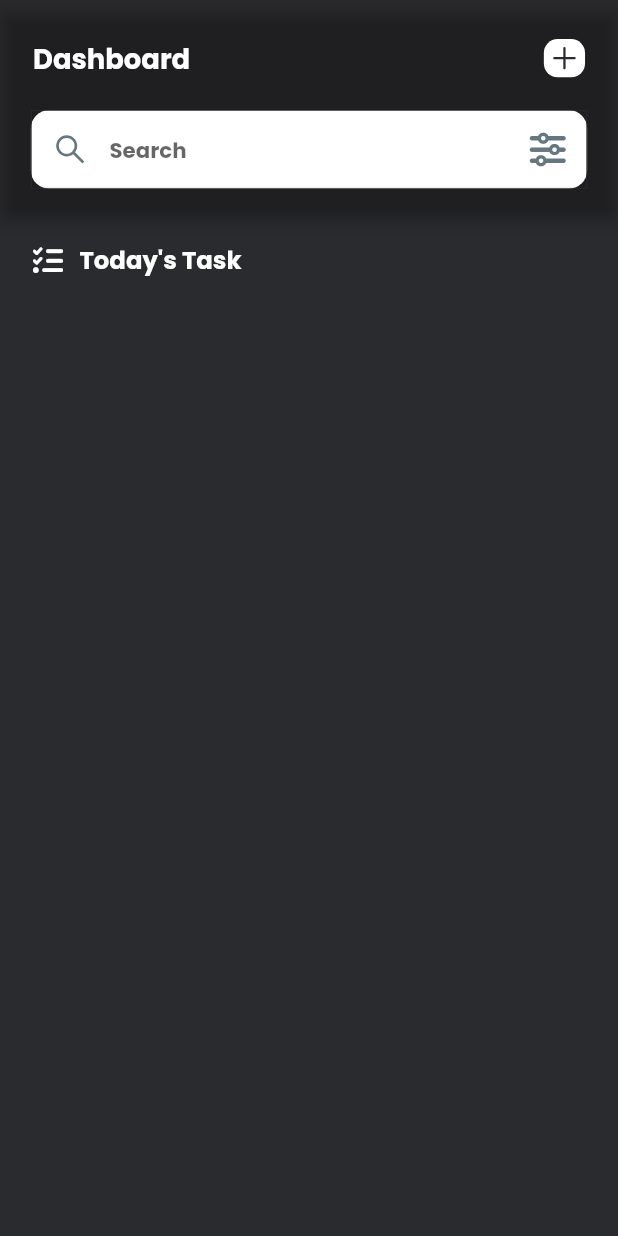
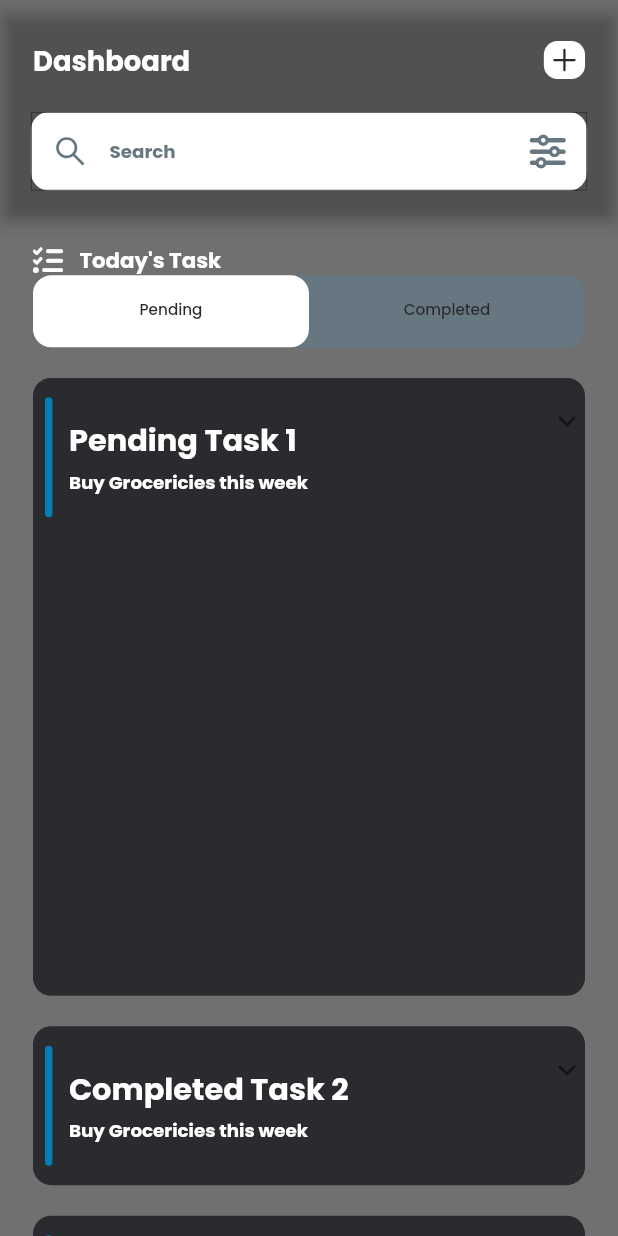
Before and after one commit to BabishShrestha/todo_bloc, a Flutter app: the screen it shows after launch, on a phone screen of 412 x 824 dp. Run offline on Flutter 3.47's test engine with Material 2 defaults, Android fonts, the phone set to English and light mode, and no system bars; our stand-ins replace country_picker, flutter_screenutil, flutter_vector_icons, google_fonts, hooks_riverpod, ionicons and 2 more.

Commit message:
updated home page with tabbar and tab bar view. Added custom expansion tile for todo

```diff
--- a/lib/core/utils/extensions.dart
+++ b/lib/core/utils/extensions.dart
@@ -1,4 +1,3 @@
-import 'package:flutter/material.dart';
 
 // extension NumberExtension on num {
 //   SizedBox get heightSpacer => SizedBox(height: roundToDouble());
--- /dev/null
+++ b/lib/core/widgets/core_widgets.dart
@@ -0,0 +1,5 @@
+export 'app_style.dart';
+export 'custom_otn_btn.dart';
+export 'custom_textfield.dart';
+export 'reusable_text.dart';
+export 'spacer.dart';
--- a/lib/features/todo/pages/homepage.dart
+++ b/lib/features/todo/pages/homepage.dart
@@ -1,13 +1,16 @@
+import 'dart:developer';
+
 import 'package:flutter/material.dart';
+import '../../../core/widgets/core_widgets.dart';
+
 import 'package:flutter_screenutil/flutter_screenutil.dart';
 import 'package:flutter_vector_icons/flutter_vector_icons.dart';
 import 'package:hooks_riverpod/hooks_riverpod.dart';
-import 'package:todo_riverpod/core/widgets/app_style.dart';
-import 'package:todo_riverpod/core/widgets/custom_textfield.dart';
-import 'package:todo_riverpod/core/widgets/reusable_text.dart';
 
 import '../../../core/utils/constants.dart';
-import '../../../core/widgets/spacer.dart';
+
+import '../widgets/custom_expansion_tile.dart';
+import '../widgets/todo_tile.dart';
 
 class HomePage extends ConsumerStatefulWidget {
   const HomePage({super.key});
@@ -16,18 +19,21 @@ class HomePage extends ConsumerStatefulWidget {
   ConsumerState<HomePage> createState() => _HomePageState();
 }
 
-class _HomePageState extends ConsumerState<HomePage>  with TickerProviderStateMixin{
+class _HomePageState extends ConsumerState<HomePage>
+    with TickerProviderStateMixin {
   final TextEditingController searchController = TextEditingController();
-  late final TabController tabController = TabController(length: 2, vsync: this);
+  late final TabController tabController =
+      TabController(length: 2, vsync: this);
 
   @override
   Widget build(BuildContext context) {
     return Scaffold(
+        backgroundColor: AppConst.kGreyDk,
         appBar: AppBar(
           backgroundColor: Colors.transparent,
           automaticallyImplyLeading: false,
           bottom: PreferredSize(
-            preferredSize: const Size.fromHeight(85),
+            preferredSize: Size.fromHeight(85.h),
             child: Column(
               children: [
                 Padding(
@@ -60,6 +66,8 @@ class _HomePageState extends ConsumerState<HomePage>  with TickerProviderStateMi
                 const HeightSpacer(spaceHeight: 20),
                 CustomTextFormField(
                     hintText: 'Search',
+                    hintStyle:
+                        appStyle(12, AppConst.kGreyLight, FontWeight.bold),
                     controller: searchController,
                     prefixIcon: Container(
                       padding: EdgeInsets.all(14.h),
@@ -83,12 +91,14 @@ class _HomePageState extends ConsumerState<HomePage>  with TickerProviderStateMi
           ),
         ),
         body: SafeArea(
-          child: Padding(
+          child: Container(
+            // height: AppConst.kHeight * 0.5,
             padding: EdgeInsets.symmetric(horizontal: 20.w),
             child: ListView(
               children: [
                 const HeightSpacer(spaceHeight: 20),
                 Row(
+                  crossAxisAlignment: CrossAxisAlignment.center,
                   children: [
                     const Icon(
                       FontAwesome.tasks,
@@ -98,11 +108,91 @@ class _HomePageState extends ConsumerState<HomePage>  with TickerProviderStateMi
                     const WidthSpacer(spaceWidth: 10),
                     ReusableText(
                       text: "Today's Task",
-                      style: appStyle(16, AppConst.kLight, FontWeight.bold),
-
+                      style: appStyle(14, AppConst.kLight, FontWeight.bold),
                     ),
                   ],
-                )
+                ),
+                Container(
+                  decoration: BoxDecoration(
+                    color: AppConst.kGreyLight,
+                    borderRadius: BorderRadius.all(
+                      Radius.circular(AppConst.kRadius),
+                    ),
+                  ),
+                  child: TabBar(
+                      controller: tabController,
+                      labelPadding: EdgeInsets.zero,
+                      labelColor: AppConst.kBkDark,
+                      labelStyle:
+                          appStyle(14, AppConst.kBkDark, FontWeight.bold),
+                      unselectedLabelColor: AppConst.kLight,
+                      indicator: BoxDecoration(
+                        color: AppConst.kLight,
+                        borderRadius: BorderRadius.all(
+                          Radius.circular(AppConst.kRadius),
+                        ),
+                      ),
+                      // indicatorColor: AppConst.kBkDark,
+                      tabs: [
+                        Tab(
+                          child: SizedBox(
+                            width: AppConst.kWidth * 0.5,
+                            child: Center(
+                              child: ReusableText(
+                                text: 'Pending',
+                                style: appStyle(
+                                    10, AppConst.kBkDark, FontWeight.w500),
+                              ),
+                            ),
+                          ),
+                        ),
+                        Tab(
+                          child: SizedBox(
+                            width: AppConst.kWidth * 0.5,
+                            child: Center(
+                              child: ReusableText(
+                                text: 'Completed',
+                                style: appStyle(
+                                    10, AppConst.kBkDark, FontWeight.w500),
+                              ),
+                            ),
+                          ),
+                        ),
+                      ]),
+                ),
+                const HeightSpacer(spaceHeight: 20),
+                SizedBox(
+                  height: AppConst.kHeight * 0.5,
+                  child: TabBarView(
+                      physics: const NeverScrollableScrollPhysics(),
+                      controller: tabController,
+                      children: [
+                        CustomExpansionTile(
+                          title: 'Pending Task 1',
+                          subtitle: 'Buy Grocericies this week',
+                          onTrailingIconPressed: () {
+                            log('Pending Task ');
+                          },
+                          children: const [],
+                        ),
+                        const CustomExpansionTile(
+                    title: 'Completed Task 2',
+                    subtitle: 'Buy Grocericies this week',
+                    children: []),
+                        // Expanded(child: const TodoTile()),
+                      ]),
+                ),
+
+                const HeightSpacer(spaceHeight: 20),
+                const CustomExpansionTile(
+                    title: 'Completed Task 2',
+                    subtitle: 'Buy Grocericies this week',
+                    children: []),
+                const HeightSpacer(spaceHeight: 20),
+                const CustomExpansionTile(
+                    title: 'Completed Task 2',
+                    subtitle: 'Buy Grocericies this week',
+                    children: []),
               ],
             ),
           ),
--- /dev/null
+++ b/lib/features/todo/widgets/button_title.dart
@@ -0,0 +1,68 @@
+import 'package:flutter/material.dart';
+import 'package:hooks_riverpod/hooks_riverpod.dart';
+import 'package:todo_riverpod/core/widgets/spacer.dart';
+
+import '../../../core/utils/constants.dart';
+import '../../../core/widgets/app_style.dart';
+import '../../../core/widgets/reusable_text.dart';
+
+class ButtonTitle extends StatelessWidget {
+  const ButtonTitle({
+    super.key,
+    required this.title,
+    required this.subtitle,
+    required this.leadingColor,
+  });
+
+  final String title;
+  final String subtitle;
+  final Color leadingColor;
+
+  @override
+  Widget build(BuildContext context) {
+    return Container(
+      width: AppConst.kWidth,
+      // height: AppConst.kHeight * 0.3,
+
+      padding: const EdgeInsets.all(8),
+      // height: 50.h,
+
+      child: Row(
+        mainAxisAlignment: MainAxisAlignment.start,
+        children: [
+          Consumer(
+            builder: (context, ref, child) {
+              return Container(
+                height: 80,
+                width: 5,
+                decoration: BoxDecoration(
+                  color: AppConst.kBlueLight,
+                  borderRadius: BorderRadius.all(
+                    Radius.circular(AppConst.kRadius),
+                  ),
+                ),
+              );
+            },
+          ),
+          const WidthSpacer(spaceWidth: 10),
+
+          //Title and subtitle
+          Column(
+            crossAxisAlignment: CrossAxisAlignment.start,
+            children: [
+              ReusableText(
+                text: title,
+                style: appStyle(20, AppConst.kLight, FontWeight.bold),
+              ),
+              const HeightSpacer(spaceHeight: 4),
+              ReusableText(
+                text: subtitle,
+                style: appStyle(12, AppConst.kLight, FontWeight.bold),
+              ),
+            ],
+          ),
+        ],
+      ),
+    );
+  }
+}
--- /dev/null
+++ b/lib/features/todo/widgets/custom_expansion_tile.dart
@@ -0,0 +1,56 @@
+import 'package:flutter/material.dart';
+import 'package:todo_riverpod/features/todo/widgets/button_title.dart';
+
+import '../../../core/utils/constants.dart';
+
+class CustomExpansionTile extends StatelessWidget {
+  final String title;
+  final String subtitle;
+  final List<Widget> children;
+  final Function(bool)? onExpansionChanged;
+
+  final Function()? onTrailingIconPressed;
+
+  final Widget? trailing;
+  const CustomExpansionTile({
+    super.key,
+    required this.title,
+    required this.subtitle,
+    this.onTrailingIconPressed,
+    required this.children,
+    this.trailing,
+    this.onExpansionChanged,
+  });
+
+  @override
+  Widget build(BuildContext context) {
+    return Container(
+      width: AppConst.kWidth,
+      decoration: BoxDecoration(
+        color: AppConst.kBkDark,
+        borderRadius: BorderRadius.circular(AppConst.kRadius),
+      ),
+      child: Theme(
+        data: Theme.of(context).copyWith(
+          dividerColor: Colors.transparent,
+
+          // unselectedWidgetColor: AppConst.kLight,
+        ),
+        child: ExpansionTile(
+          // title: Text('sada'),
+          title: ButtonTitle(
+            title: title,
+            subtitle: subtitle,
+            leadingColor: AppConst.kBlueLight,
+          ),
+          childrenPadding: EdgeInsets.zero,
+          tilePadding: EdgeInsets.zero,
+          onExpansionChanged: onExpansionChanged,
+          controlAffinity: ListTileControlAffinity.trailing,
+          trailing: trailing,
+          children: children,
+        ),
+      ),
+    );
+  }
+}
--- /dev/null
+++ b/lib/features/todo/widgets/todo_tile.dart
@@ -0,0 +1,43 @@
+import 'package:flutter/material.dart';
+import 'package:flutter_screenutil/flutter_screenutil.dart';
+import 'package:todo_riverpod/features/todo/widgets/custom_expansion_tile.dart';
+
+import '../../../core/utils/constants.dart';
+
+class TodoTile extends StatelessWidget {
+  // final String title;
+  // final String subtitle;
+
+  const TodoTile({super.key, });
+
+  @override
+  Widget build(BuildContext context) {
+    return SizedBox(
+      width: AppConst.kWidth * 0.3,
+      child: Row(
+        crossAxisAlignment: CrossAxisAlignment.start,
+        children: [
+          Container(
+            width: 5.w,
+            height: 50.h,
+            padding: EdgeInsets.symmetric(
+              // horizontal: 10.w,
+              vertical: 18.h,
+            ),
+            decoration: BoxDecoration(
+              color: AppConst.kBlueLight,
+              borderRadius: BorderRadius.circular(AppConst.kRadius),
+            ),
+          ),
+          const CustomExpansionTile(
+            title: "Title of Test",
+            subtitle: "Change to Completed",
+            children: [],
+          ),
+        ],
+      ),
+    );
+
+
+  }
+}
--- a/lib/main.dart
+++ b/lib/main.dart
@@ -2,7 +2,6 @@ import 'package:flutter/material.dart';
 import 'package:flutter_screenutil/flutter_screenutil.dart';
 import 'package:hooks_riverpod/hooks_riverpod.dart';
 import 'package:todo_riverpod/core/utils/constants.dart';
-import 'package:todo_riverpod/features/onboarding/pages/onboarding.dart';
 import 'package:todo_riverpod/features/todo/pages/homepage.dart';
 
 void main() {
```
Also changed, not shown: 2 other files.
